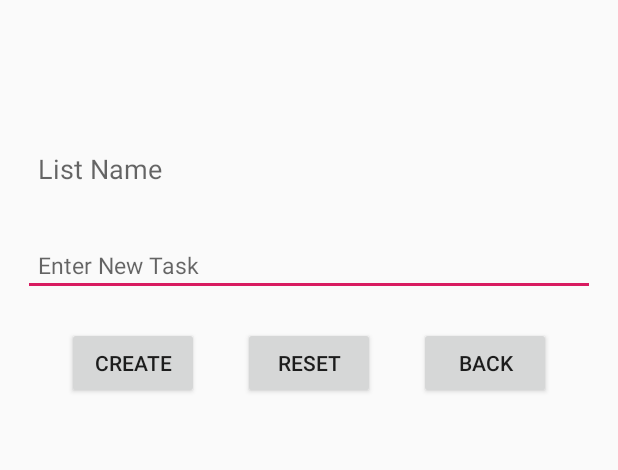
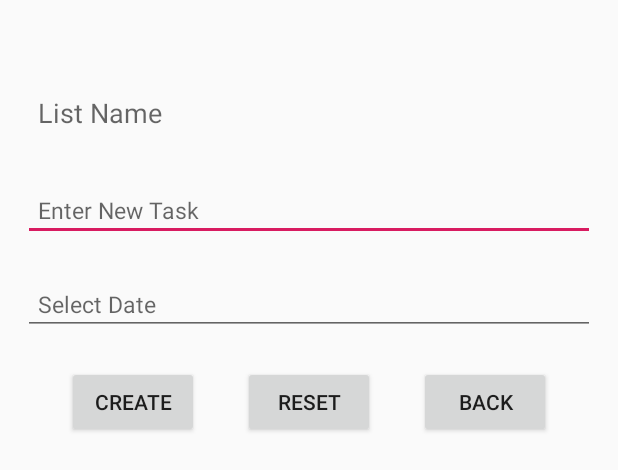
Before and after one commit to Riddhish-Bharadva/ToDoList, an Android app: the layout activity_create_new_task.xml on its own in the app's theme, with its tools: preview values and no code run, on a phone screen of 412 x 824 dp. Shown: the top 470 px of the screen. Run offline under Robolectric (Android 15) with nearby library versions, the phone set to English and light mode, and no system bars.

Commit message:
Added Calender to choose due date while adding new task in any list.

```diff
--- a/app/src/main/res/layout/activity_create_new_task.xml
+++ b/app/src/main/res/layout/activity_create_new_task.xml
@@ -18,7 +18,7 @@
         app:layout_constraintHorizontal_bias="0.90"
         app:layout_constraintLeft_toLeftOf="parent"
         app:layout_constraintRight_toRightOf="parent"
-        app:layout_constraintTop_toBottomOf="@id/NewTaskTextBox"
+        app:layout_constraintTop_toBottomOf="@id/TaskDateTextBox"
         app:layout_constraintVertical_bias="0.01" />
 
     <TextView
@@ -33,7 +33,7 @@
         app:layout_constraintLeft_toLeftOf="parent"
         app:layout_constraintRight_toRightOf="parent"
         app:layout_constraintTop_toTopOf="parent"
-        app:layout_constraintVertical_bias="0.10" />
+        app:layout_constraintVertical_bias="0.05" />
 
     <EditText
         android:id="@+id/NewTaskTextBox"
@@ -49,6 +49,23 @@
         app:layout_constraintTop_toBottomOf="@id/ListTitleTextBox"
         app:layout_constraintVertical_bias="0.01" />
 
+    <EditText
+        android:id="@+id/TaskDateTextBox"
+        android:layout_width="match_parent"
+        android:layout_height="wrap_content"
+        android:layout_margin="15dp"
+        android:hint="Select Date"
+        android:padding="10dp"
+        android:textSize="15sp"
+        android:clickable="true"
+        android:editable="false"
+        android:focusable="false"
+        app:layout_constraintBottom_toBottomOf="parent"
+        app:layout_constraintLeft_toLeftOf="parent"
+        app:layout_constraintRight_toRightOf="parent"
+        app:layout_constraintTop_toBottomOf="@id/NewTaskTextBox"
+        app:layout_constraintVertical_bias="0.01" />
+
     <Button
         android:id="@+id/ResetButton"
         android:layout_width="wrap_content"
@@ -61,7 +78,7 @@
         app:layout_constraintHorizontal_bias="0.50"
         app:layout_constraintLeft_toLeftOf="parent"
         app:layout_constraintRight_toRightOf="parent"
-        app:layout_constraintTop_toBottomOf="@id/NewTaskTextBox"
+        app:layout_constraintTop_toBottomOf="@id/TaskDateTextBox"
         app:layout_constraintVertical_bias="0.01" />
 
     <Button
@@ -76,6 +93,7 @@
         app:layout_constraintHorizontal_bias="0.10"
         app:layout_constraintLeft_toLeftOf="parent"
         app:layout_constraintRight_toRightOf="parent"
-        app:layout_constraintTop_toBottomOf="@id/NewTaskTextBox"
+        app:layout_constraintTop_toBottomOf="@id/TaskDateTextBox"
         app:layout_constraintVertical_bias="0.01" />
+
 </androidx.constraintlayout.widget.ConstraintLayout>
```
Also changed, not shown: app/src/main/java/com/example/todolistrb/CreateNewTask.java (+45 -3 lines).
